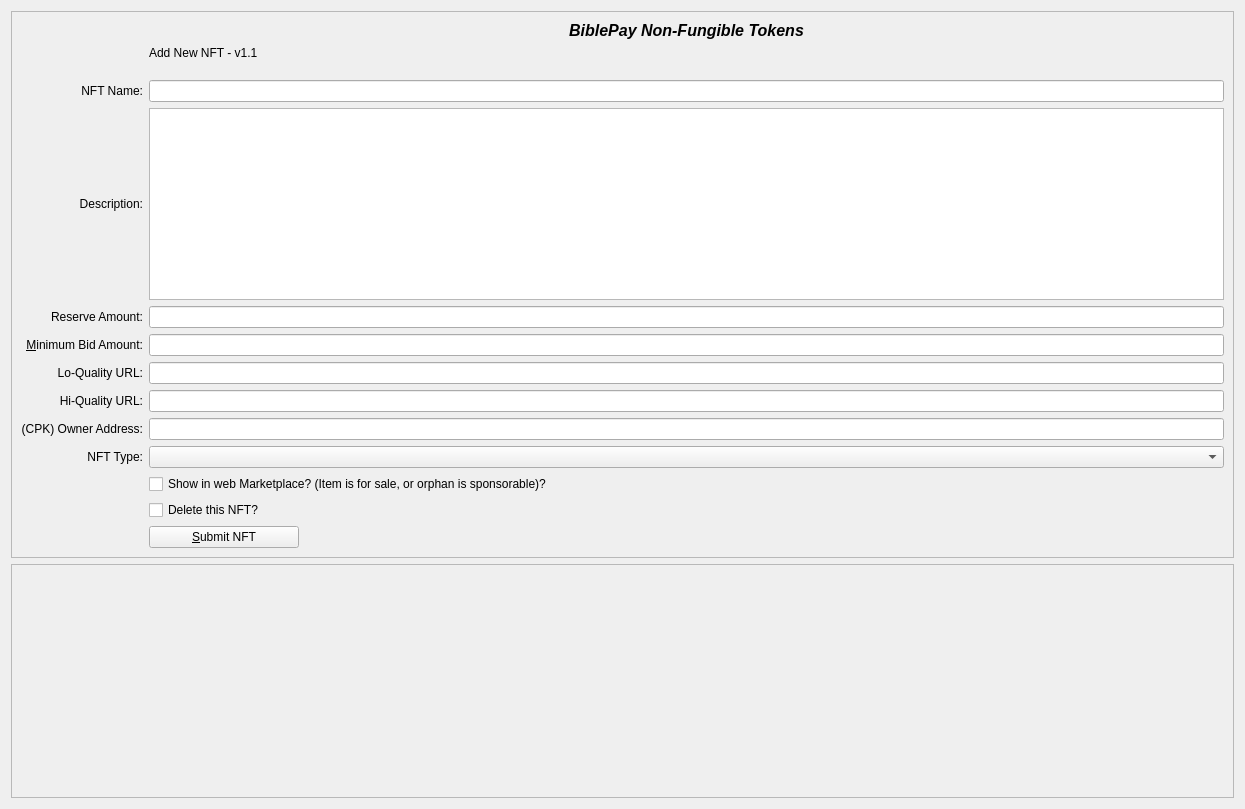
biblepay/biblepay, file src/qt/forms/nftadddialog.ui: the form before one commit.
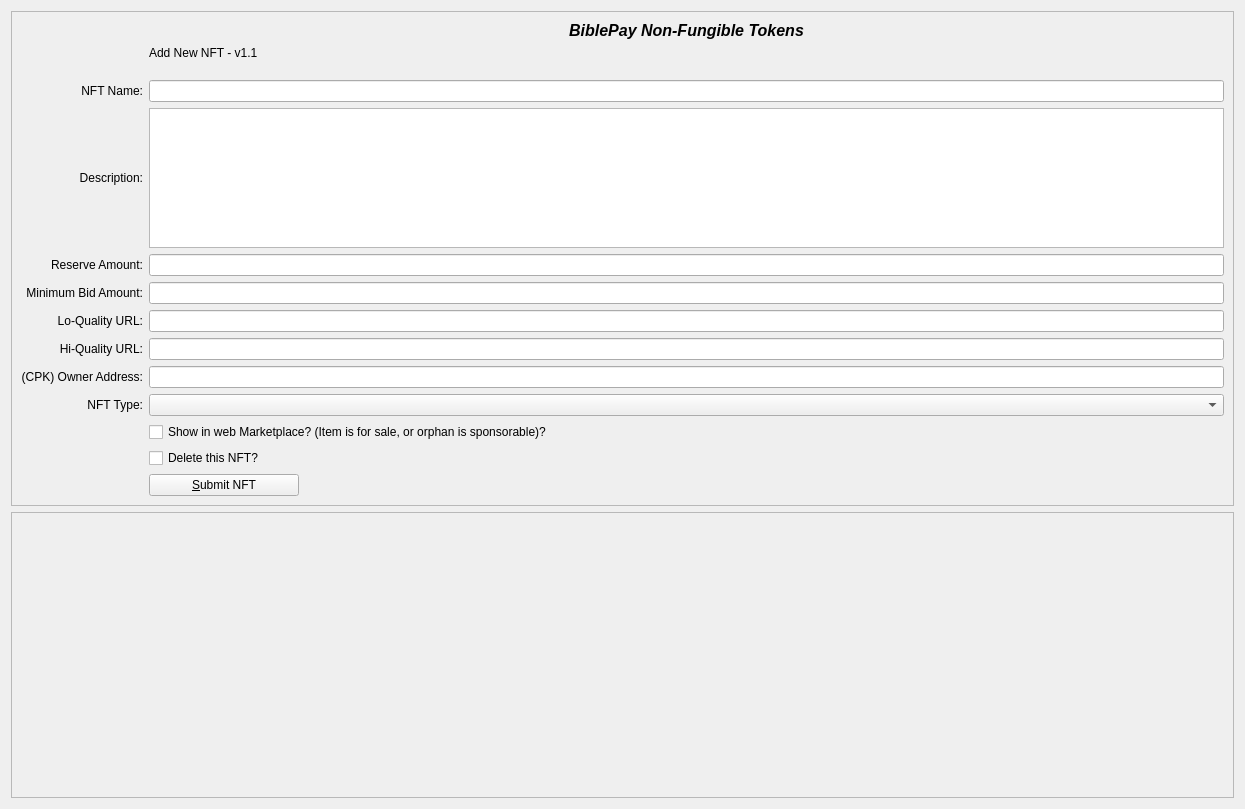
The form after the commit.

```diff
--- a/src/qt/forms/nftadddialog.ui
+++ b/src/qt/forms/nftadddialog.ui
@@ -66,6 +66,12 @@
         </item>
         <item row="6" column="0">
          <widget class="QLabel" name="label_2">
+          <property name="maximumSize">
+           <size>
+            <width>16777215</width>
+            <height>150</height>
+           </size>
+          </property>
           <property name="toolTip">
            <string>NFT Description</string>
           </property>
@@ -81,7 +87,14 @@
          </widget>
         </item>
         <item row="6" column="2">
-         <widget class="QPlainTextEdit" name="txtDescription"/>
+         <widget class="QPlainTextEdit" name="txtDescription">
+          <property name="maximumSize">
+           <size>
+            <width>16777215</width>
+            <height>140</height>
+           </size>
+          </property>
+         </widget>
         </item>
         <item row="8" column="2">
          <widget class="QLineEdit" name="txtMinimumBidAmount">
@@ -122,7 +135,7 @@
            <string>Min Bid Amount</string>
           </property>
           <property name="text">
-           <string>&amp;Minimum Bid Amount:</string>
+           <string>Minimum Bid Amount:</string>
           </property>
           <property name="alignment">
            <set>Qt::AlignRight|Qt::AlignTrailing|Qt::AlignVCenter</set>
@@ -335,7 +348,7 @@
           <property name="sizeHint" stdset="0">
            <size>
             <width>40</width>
-            <height>20</height>
+            <height>40</height>
            </size>
           </property>
          </spacer>
```
Left out of the diff: 6 changed lines with no effect on the pictures.
